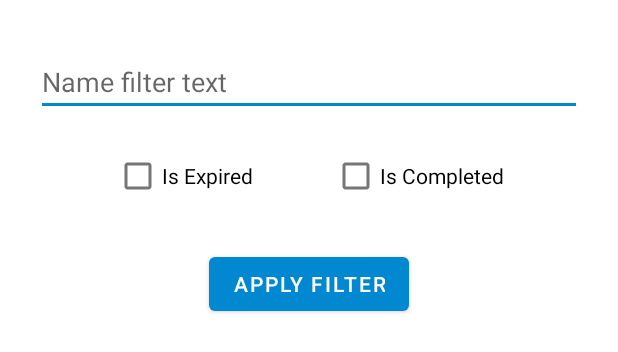
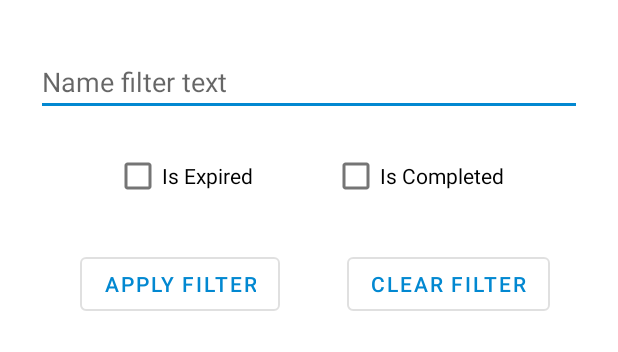
Before and after one commit to leventyayla/Android-TO-DO-List, an Android app: the layout dialog_filter.xml on its own in the app's theme, with its tools: preview values and no code run, on a phone screen of 412 x 824 dp. Shown: the top 352 px of the screen. Run offline under Robolectric (Android 15) with nearby library versions, the phone set to English and light mode, and no system bars.

Commit message:
Filter completed

```diff
--- a/app/src/main/java/tr/com/leventyayla/to_dolist/models/TODOItem.java
+++ b/app/src/main/java/tr/com/leventyayla/to_dolist/models/TODOItem.java
@@ -8,6 +8,7 @@ public class TODOItem extends RealmObject {
 
     private String name;
     private String description;
+    private Date createdTime = new Date();
     private Date deadline;
     private boolean isCompleted; //For status
 
@@ -33,6 +34,10 @@ public class TODOItem extends RealmObject {
         return deadline;
     }
 
+    public Date getCreatedTime() {
+        return createdTime;
+    }
+
     public void setName(String name) {
         this.name = name;
     }
--- a/app/src/main/java/tr/com/leventyayla/to_dolist/models/User.java
+++ b/app/src/main/java/tr/com/leventyayla/to_dolist/models/User.java
@@ -5,6 +5,7 @@ import io.realm.RealmObject;
 import io.realm.annotations.PrimaryKey;
 
 public class User extends RealmObject {
+
     @PrimaryKey
     private long id;
     private String email;
--- a/app/src/main/res/layout/dialog_filter.xml
+++ b/app/src/main/res/layout/dialog_filter.xml
@@ -1,6 +1,5 @@
 <?xml version="1.0" encoding="utf-8"?>
-<androidx.constraintlayout.widget.ConstraintLayout
-    xmlns:android="http://schemas.android.com/apk/res/android"
+<androidx.constraintlayout.widget.ConstraintLayout xmlns:android="http://schemas.android.com/apk/res/android"
     xmlns:app="http://schemas.android.com/apk/res-auto"
     xmlns:tools="http://schemas.android.com/tools"
     android:layout_width="match_parent"
@@ -16,8 +15,8 @@
         android:layout_marginEnd="24dp"
         android:layout_marginRight="24dp"
         android:ems="10"
+        android:hint="Name filter text"
         android:inputType="textPersonName"
-        android:hint="Name filter text"
         app:layout_constraintEnd_toEndOf="parent"
         app:layout_constraintStart_toStartOf="parent"
         app:layout_constraintTop_toTopOf="parent"
@@ -54,20 +53,40 @@
 
     <com.google.android.material.button.MaterialButton
         android:id="@+id/apply_filter"
+        style="@style/Widget.MaterialComponents.Button.OutlinedButton"
         android:layout_width="wrap_content"
         android:layout_height="wrap_content"
         android:layout_marginStart="16dp"
         android:layout_marginLeft="16dp"
         android:layout_marginTop="24dp"
-        android:layout_marginEnd="16dp"
-        android:layout_marginRight="16dp"
         android:layout_marginBottom="16dp"
         android:text="Apply Filter"
         app:layout_constraintBottom_toBottomOf="parent"
-        app:layout_constraintEnd_toEndOf="parent"
+        app:layout_constraintEnd_toStartOf="@+id/clear_filter"
+        app:layout_constraintHorizontal_bias="0.5"
         app:layout_constraintStart_toStartOf="parent"
         app:layout_constraintTop_toBottomOf="@+id/is_completed"
         app:layout_constraintVertical_bias="0.0"
         tools:ignore="HardcodedText" />
 
+    <com.google.android.material.button.MaterialButton
+        android:id="@+id/clear_filter"
+        style="@style/Widget.MaterialComponents.Button.OutlinedButton"
+        android:layout_width="wrap_content"
+        android:layout_height="wrap_content"
+        android:layout_marginStart="8dp"
+        android:layout_marginLeft="8dp"
+        android:layout_marginTop="24dp"
+        android:layout_marginEnd="8dp"
+        android:layout_marginRight="8dp"
+        android:layout_marginBottom="16dp"
+        android:text="Clear Filter"
+        app:layout_constraintBottom_toBottomOf="parent"
+        app:layout_constraintEnd_toEndOf="parent"
+        app:layout_constraintHorizontal_bias="0.5"
+        app:layout_constraintStart_toEndOf="@+id/apply_filter"
+        app:layout_constraintTop_toBottomOf="@+id/is_completed"
+        app:layout_constraintVertical_bias="0.0"
+        tools:ignore="HardcodedText" />
+
 </androidx.constraintlayout.widget.ConstraintLayout>
```
Also changed, not shown: app/src/main/java/tr/com/leventyayla/to_dolist/adapters/ItemAdapter.java (+46 -7 lines), app/src/main/java/tr/com/leventyayla/to_dolist/fragments/FragmentListItems.java (+22 -0 lines), app/src/main/java/tr/com/leventyayla/to_dolist/models/FilterSettings.java (added, +38 -0 lines), app/src/main/res/values/styles.xml (+0 -8 lines).
